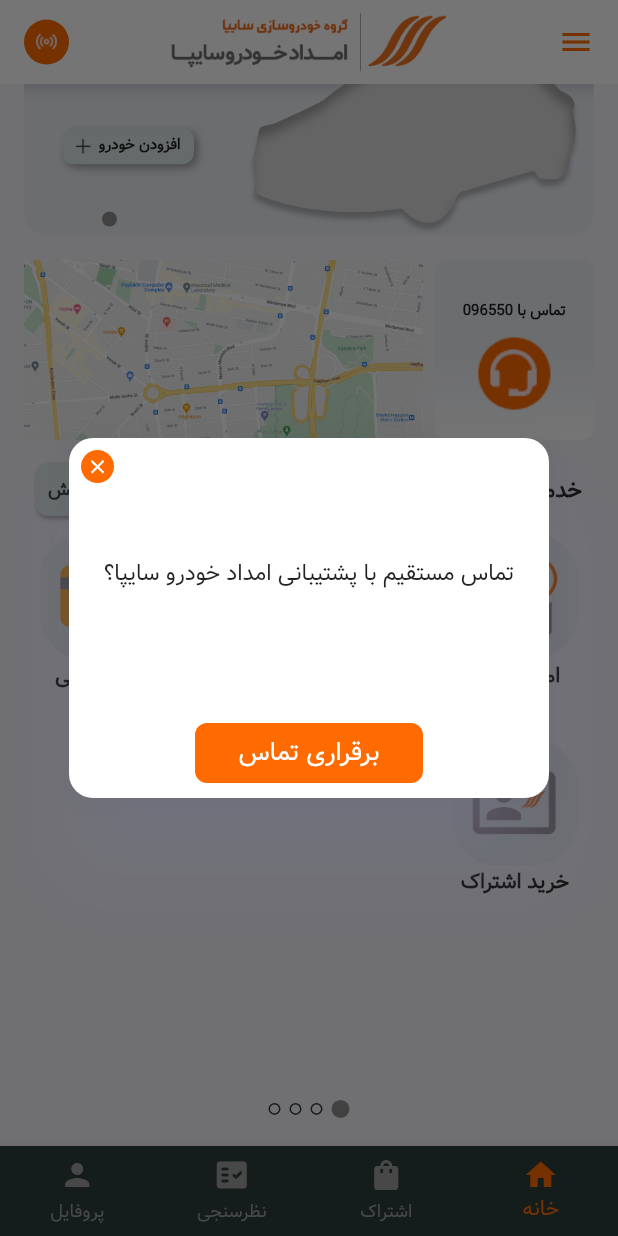
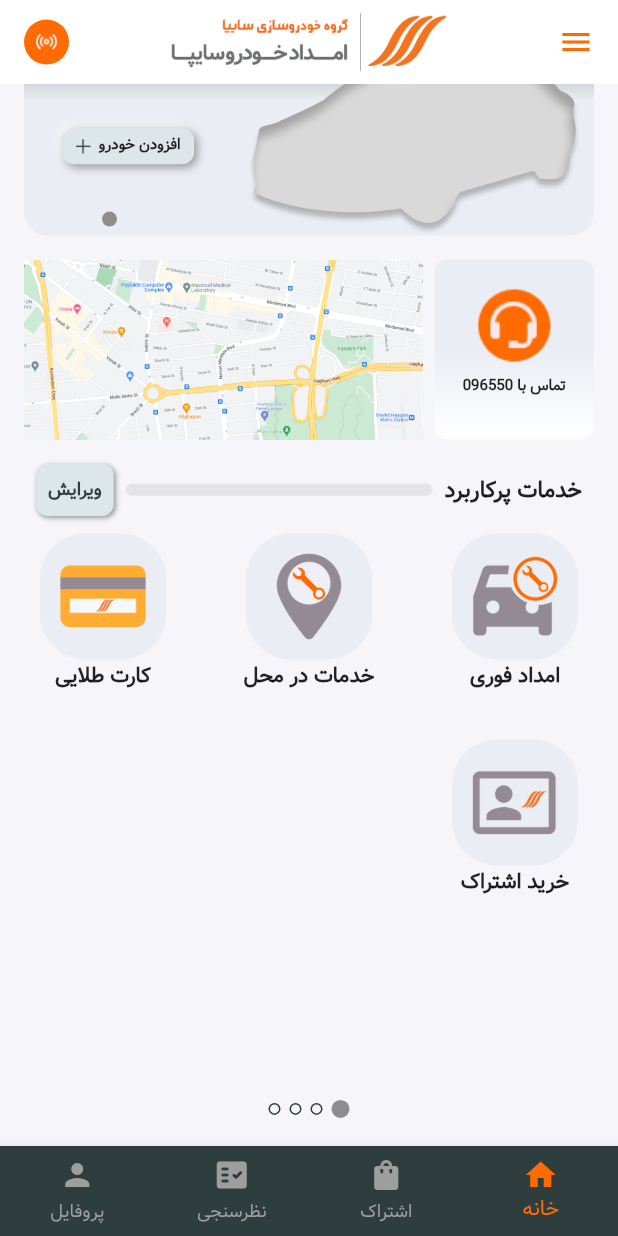
Before and after one commit to parinazAsghari/weather, a Flutter app: the screen it shows after launch, scrolled down 95 dp, after a tap on "تماس با 096550", on a phone screen of 412 x 824 dp. Run offline on Flutter 3.47's test engine with Material 2 defaults, Android fonts, the phone set to English and light mode, and no system bars; drawn by our look-alikes of carousel_slider, dots_indicator, flutter_neumorphic; our stand-ins replace carousel_indicator, dio, dropdown_search, flip_card, flutter_compass, flutter_map and 12 more; missing offline and left inert: dropdown_plus, mapir_raster; accounts and stored records are empty; statements that could not run were skipped.

Commit message:
changes done

```diff
--- a/lib/views/pages/drop_down.dart
+++ b/lib/views/pages/drop_down.dart
@@ -295,6 +295,7 @@
             },
             options: itemsList,
             decoration: InputDecoration(
+                labelStyle: const TextStyle(color: Colors.black),
                 // contentPadding: EdgeInsets.only(right: 16,),
                 border: OutlineInputBorder(
                   borderRadius: BorderRadius.all(Radius.circular(8)),
--- a/lib/views/pages/tabs/home_tab/home_tab.dart
+++ b/lib/views/pages/tabs/home_tab/home_tab.dart
@@ -861,23 +861,24 @@
     return Expanded(
       flex: 2,
       child: InkWell(
-        onTap: (){
-          showDialog(
-              context: context,
-              builder: (BuildContext context) {
-                return MessageDialogWidget(
-                    dismissable: true,
-                    positiveTxt: 'برقراری تماس',
-                    body: 'تماس مستقیم با پشتیبانی امداد خودرو سایپا؟',
-                    positiveFunc: () async {
+        onTap: () async {
           const url = "tel:096550";
           if (await canLaunch(url)) {
             await launch(url);
           } else {
             throw 'Could not launch $url';
           }
-                    });
-              });
+          // showDialog(
+          //     context: context,
+          //     builder: (BuildContext context) {
+          //       return MessageDialogWidget(
+          //           dismissable: true,
+          //           positiveTxt: 'برقراری تماس',
+          //           body: 'تماس مستقیم با پشتیبانی امداد خودرو سایپا؟',
+          //           positiveFunc: () async {
+          //
+          //           });
+          //     });
         },
         child: Container(
           height: 120,
@@ -892,13 +893,16 @@
           child: Column(
             mainAxisAlignment: MainAxisAlignment.center,
             children: [
-              Padding(
-                padding: const EdgeInsets.all(8.0),
-                child: Text('تماس با 096550', style: TextStyle(fontSize: 10, fontWeight: FontWeight.bold),),
-              ),
               Image.asset(
                 'assets/images/headset.png',
                 // width: MediaQuery.of(context).size.width * 0.80,
+              ),
+              Padding(
+                padding: const EdgeInsets.all(8.0),
+                child: Text(
+                  'تماس با 096550',
+                  style: TextStyle(fontSize: 10, fontWeight: FontWeight.bold),
+                ),
               ),
             ],
           ),
--- a/lib/views/pages/tabs/home_tab/services/emdad_map/emdad_map.dart
+++ b/lib/views/pages/tabs/home_tab/services/emdad_map/emdad_map.dart
@@ -620,11 +620,11 @@
           // search bar - current location floating action button
           Column(
             children: [
-              SizedBox(height: 8,),
+              SizedBox(
+                height: 18,
+              ),
               _searchAddressButton(),
-
               _customFloatingActionButton(),
-
             ],
           ),
         ],
```
Also changed, not shown: lib/views/pages/modules/map/search_address.dart (+5 -6 lines). Lines whose indentation alone changed are shown as unchanged.
